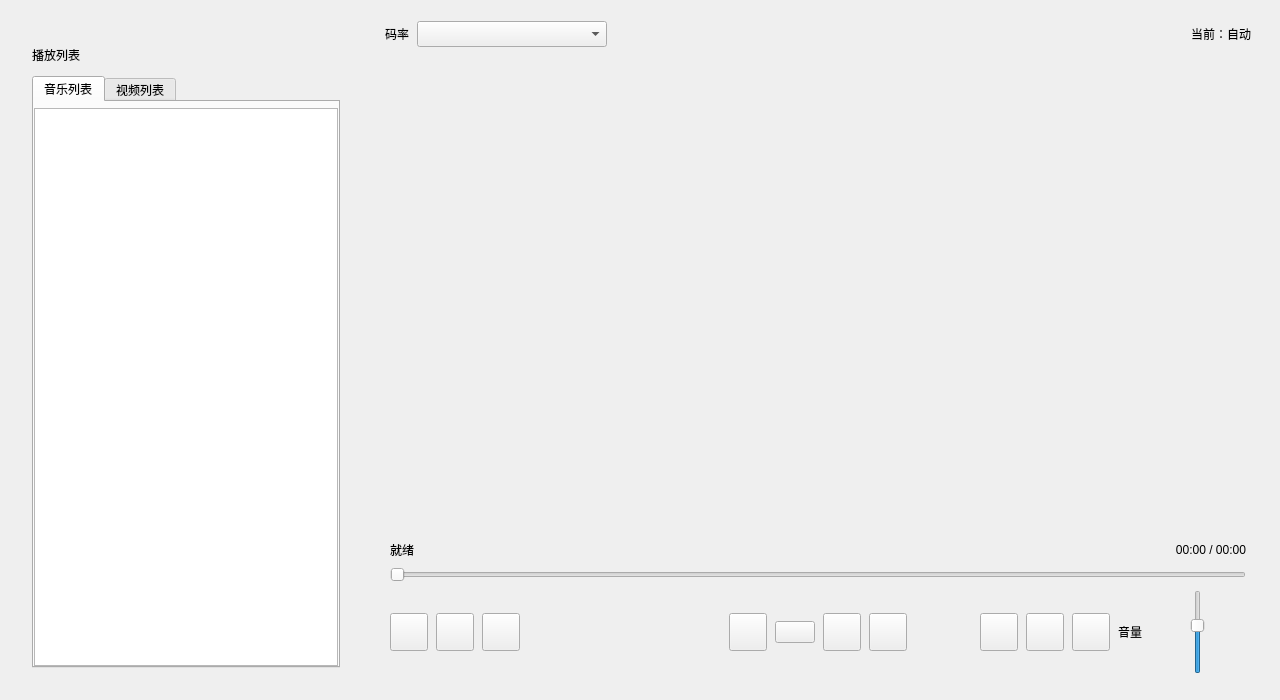
Above: src/ui/MainWindow.ui from gong1-1989/MusicVideoPlayer before the change. Below: the same form after it.
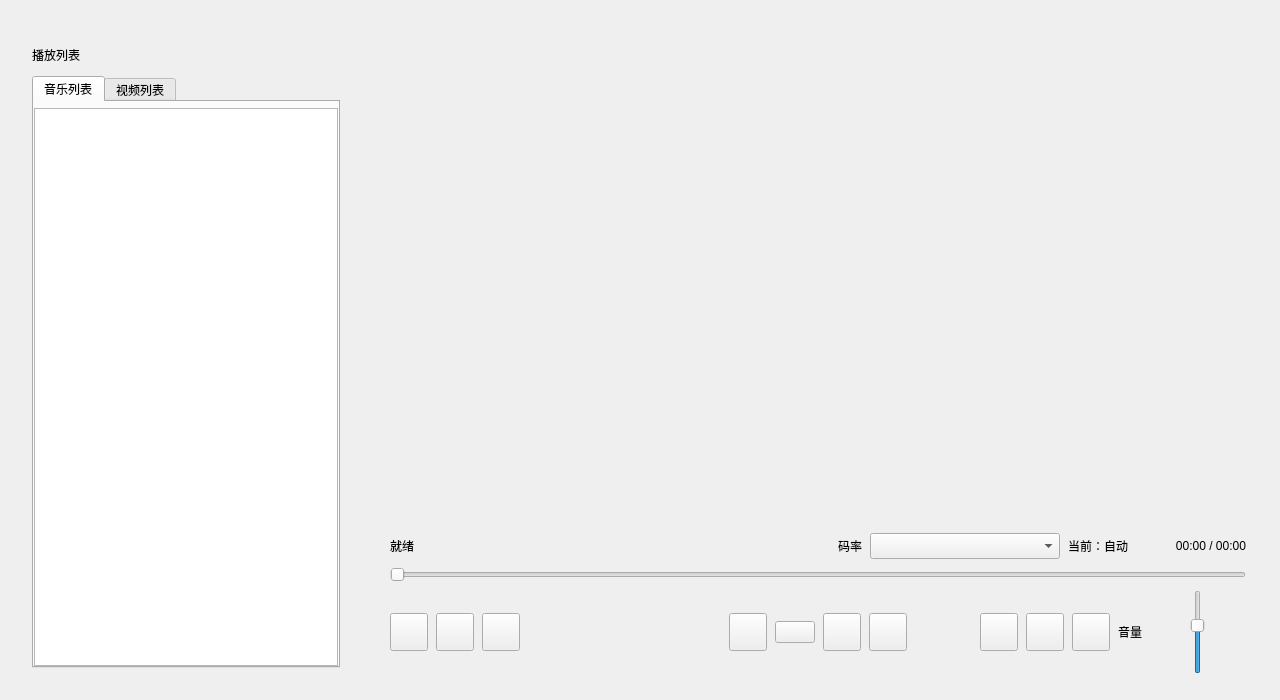
That is the form after the change. Custom widgets are drawn as their Qt base class.

Commit message: fix: 码率选择栏移入播放控制区并修正带宽单位

```diff
--- a/src/ui/MainWindow.ui
+++ b/src/ui/MainWindow.ui
@@ -178,73 +178,6 @@
          <property name="bottomMargin">
           <number>3</number>
          </property>
-         <item>
-          <widget class="QWidget" name="bitrateBar" native="false">
-           <property name="visible">
-            <bool>false</bool>
-           </property>
-           <layout class="QHBoxLayout" name="layout_bitrate">
-            <property name="spacing">
-             <number>8</number>
-            </property>
-            <property name="leftMargin">
-             <number>10</number>
-            </property>
-            <property name="topMargin">
-             <number>2</number>
-            </property>
-            <property name="rightMargin">
-             <number>10</number>
-            </property>
-            <property name="bottomMargin">
-             <number>2</number>
-            </property>
-            <item>
-             <widget class="QLabel" name="label_bitrateTitle">
-              <property name="text">
-               <string>码率</string>
-              </property>
-             </widget>
-            </item>
-            <item>
-             <widget class="QComboBox" name="combo_bitrate">
-              <property name="minimumSize">
-               <size>
-                <width>190</width>
-                <height>26</height>
-               </size>
-              </property>
-              <property name="sizeAdjustPolicy">
-               <enum>QComboBox::AdjustToContents</enum>
-              </property>
-             </widget>
-            </item>
-            <item>
-             <spacer name="spacer_bitrate">
-              <property name="orientation">
-               <enum>Qt::Horizontal</enum>
-              </property>
-              <property name="sizeHint" stdset="0">
-               <size>
-                <width>20</width>
-                <height>10</height>
-               </size>
-              </property>
-             </spacer>
-            </item>
-            <item>
-             <widget class="QLabel" name="label_bitrateCurrent">
-              <property name="text">
-               <string>当前：自动</string>
-              </property>
-              <property name="alignment">
-               <set>Qt::AlignRight|Qt::AlignVCenter</set>
-              </property>
-             </widget>
-            </item>
-           </layout>
-          </widget>
-         </item>
          <item>
           <widget class="VideoStage" name="videoStage" native="false">
            <property name="sizePolicy">
@@ -330,6 +263,60 @@
              </property>
             </widget>
            </item>
+           <item>
+            <widget class="QWidget" name="bitrateBar" native="false">
+             <property name="visible">
+              <bool>false</bool>
+             </property>
+             <layout class="QHBoxLayout" name="layout_bitrate">
+              <property name="spacing">
+               <number>8</number>
+              </property>
+              <property name="leftMargin">
+               <number>0</number>
+              </property>
+              <property name="topMargin">
+               <number>0</number>
+              </property>
+              <property name="rightMargin">
+               <number>0</number>
+              </property>
+              <property name="bottomMargin">
+               <number>0</number>
+              </property>
+              <item>
+               <widget class="QLabel" name="label_bitrateTitle">
+                <property name="text">
+                 <string>码率</string>
+                </property>
+               </widget>
+              </item>
+              <item>
+               <widget class="QComboBox" name="combo_bitrate">
+                <property name="minimumSize">
+                 <size>
+                  <width>190</width>
+                  <height>26</height>
+                 </size>
+                </property>
+                <property name="sizeAdjustPolicy">
+                 <enum>QComboBox::AdjustToContents</enum>
+                </property>
+               </widget>
+              </item>
+              <item>
+               <widget class="QLabel" name="label_bitrateCurrent">
+                <property name="text">
+                 <string>当前：自动</string>
+                </property>
+                <property name="alignment">
+                 <set>Qt::AlignRight|Qt::AlignVCenter</set>
+                </property>
+               </widget>
+              </item>
+             </layout>
+            </widget>
+           </item>
            <item>
             <widget class="QLabel" name="label_time">
              <property name="sizePolicy">
```
The commit also changes 1 other file.
